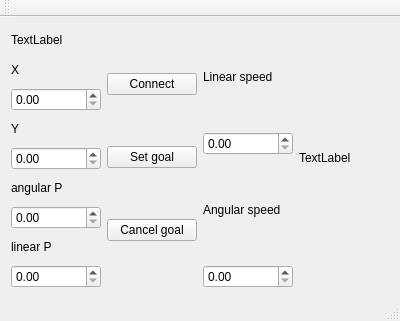
Above: mainwindow.ui from MatejBartosovic/rmr before the change. Below: the same form after it.
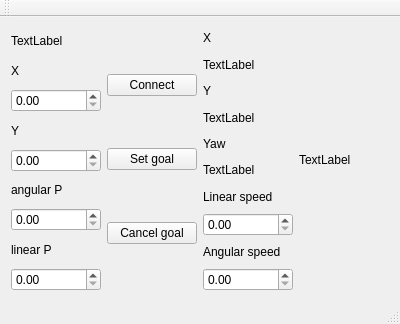
That is the form after the change.

Commit message: position widgets

```diff
--- a/mainwindow.ui
+++ b/mainwindow.ui
@@ -7,7 +7,7 @@
     <x>0</x>
     <y>0</y>
     <width>400</width>
-    <height>321</height>
+    <height>324</height>
    </rect>
   </property>
   <property name="windowTitle">
@@ -96,6 +96,48 @@
     </item>
     <item>
      <layout class="QVBoxLayout" name="verticalLayout_2">
+      <item>
+       <widget class="QLabel" name="label_8">
+        <property name="text">
+         <string>X</string>
+        </property>
+       </widget>
+      </item>
+      <item>
+       <widget class="QLabel" name="currentX">
+        <property name="text">
+         <string>TextLabel</string>
+        </property>
+       </widget>
+      </item>
+      <item>
+       <widget class="QLabel" name="currentY">
+        <property name="text">
+         <string>Y</string>
+        </property>
+       </widget>
+      </item>
+      <item>
+       <widget class="QLabel" name="currentYaw">
+        <property name="text">
+         <string>TextLabel</string>
+        </property>
+       </widget>
+      </item>
+      <item>
+       <widget class="QLabel" name="label_11">
+        <property name="text">
+         <string>Yaw</string>
+        </property>
+       </widget>
+      </item>
+      <item>
+       <widget class="QLabel" name="label_10">
+        <property name="text">
+         <string>TextLabel</string>
+        </property>
+       </widget>
+      </item>
       <item>
        <widget class="QLabel" name="label_6">
         <property name="text">
```
The commit also changes 1 other file.
